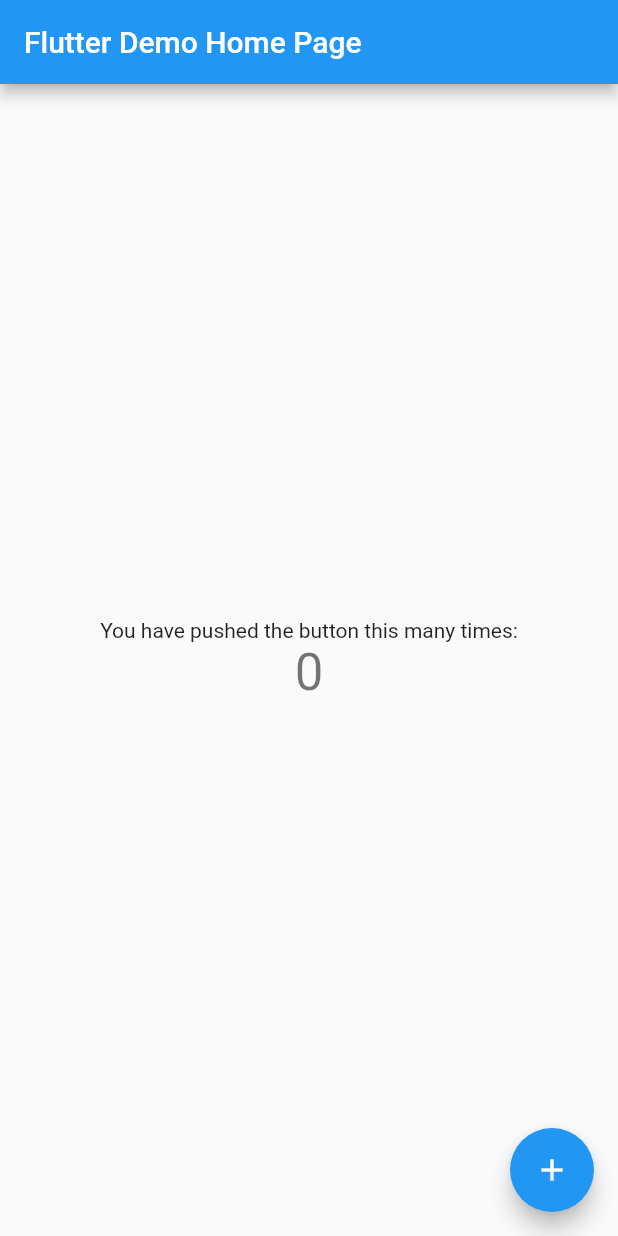
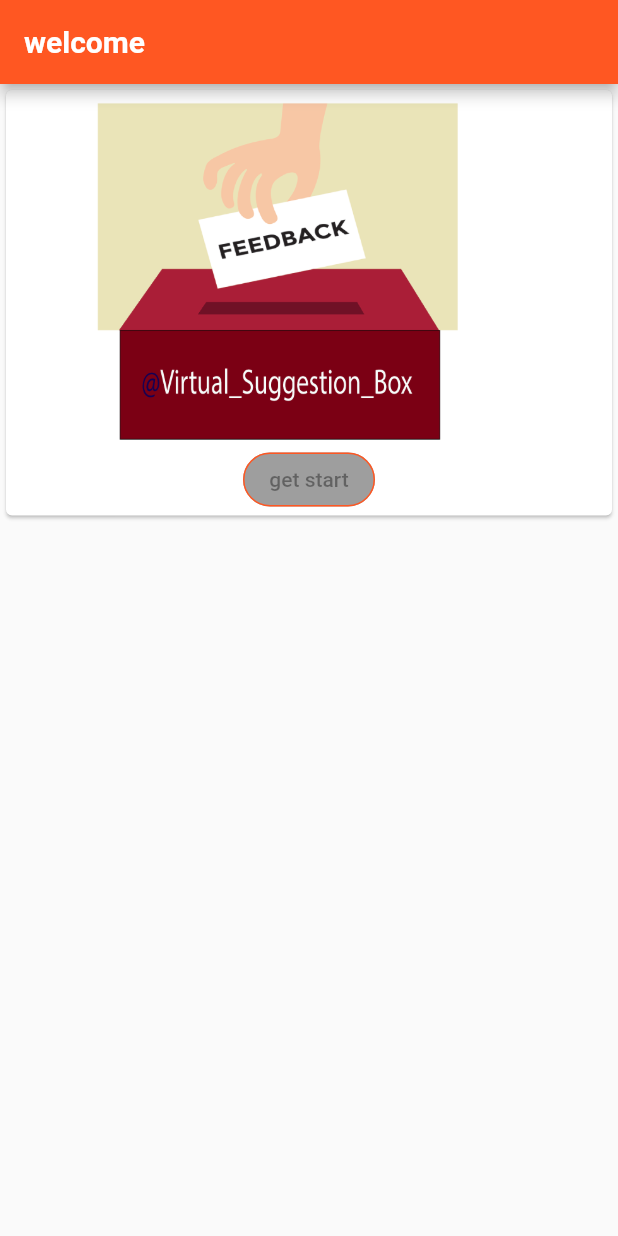
Before and after one commit to team-vitual-suggestion-box/at_virtual_suggestion_box, a Flutter app: the screen it shows after launch, on a phone screen of 412 x 824 dp. Run offline on Flutter 3.47's test engine with Material 2 defaults, Android fonts, the phone set to English and light mode, and no system bars.

Commit message:
landing page
created landing page

```diff
--- a/lib/main.dart
+++ b/lib/main.dart
@@ -1,3 +1,4 @@
+import 'package:at_virtual_suggestion_box/screens/landingScreen.dart';
 import 'package:flutter/material.dart';
 
 void main() {
@@ -5,113 +6,17 @@ void main() {
 }
 
 class MyApp extends StatelessWidget {
-  // This widget is the root of your application.
   @override
   Widget build(BuildContext context) {
     return MaterialApp(
-      title: 'Flutter Demo',
       theme: ThemeData(
-        // This is the theme of your application.
-        //
-        // Try running your application with "flutter run". You'll see the
-        // application has a blue toolbar. Then, without quitting the app, try
-        // changing the primarySwatch below to Colors.green and then invoke
-        // "hot reload" (press "r" in the console where you ran "flutter run",
-        // or simply save your changes to "hot reload" in a Flutter IDE).
-        // Notice that the counter didn't reset back to zero; the application
-        // is not restarted.
-        primarySwatch: Colors.blue,
-        // This makes the visual density adapt to the platform that you run
-        // the app on. For desktop platforms, the controls will be smaller and
-        // closer together (more dense) than on mobile platforms.
+        primarySwatch: Colors.deepOrange,
         visualDensity: VisualDensity.adaptivePlatformDensity,
       ),
-      home: MyHomePage(title: 'Flutter Demo Home Page'),
+      initialRoute:  LandingPage.id,
+      routes: {
+        LandingPage.id: (context) => LandingPage(),
+      },
     );
   }
 }
-
-class MyHomePage extends StatefulWidget {
-  MyHomePage({Key key, this.title}) : super(key: key);
-
-  // This widget is the home page of your application. It is stateful, meaning
-  // that it has a State object (defined below) that contains fields that affect
-  // how it looks.
-
-  // This class is the configuration for the state. It holds the values (in this
-  // case the title) provided by the parent (in this case the App widget) and
-  // used by the build method of the State. Fields in a Widget subclass are
-  // always marked "final".
-
-  final String title;
-
-  @override
-  _MyHomePageState createState() => _MyHomePageState();
-}
-
-class _MyHomePageState extends State<MyHomePage> {
-  int _counter = 0;
-
-  void _incrementCounter() {
-    setState(() {
-      // This call to setState tells the Flutter framework that something has
-      // changed in this State, which causes it to rerun the build method below
-      // so that the display can reflect the updated values. If we changed
-      // _counter without calling setState(), then the build method would not be
-      // called again, and so nothing would appear to happen.
-      _counter++;
-    });
-  }
-
-  @override
-  Widget build(BuildContext context) {
-    // This method is rerun every time setState is called, for instance as done
-    // by the _incrementCounter method above.
-    //
-    // The Flutter framework has been optimized to make rerunning build methods
-    // fast, so that you can just rebuild anything that needs updating rather
-    // than having to individually change instances of widgets.
-    return Scaffold(
-      appBar: AppBar(
-        // Here we take the value from the MyHomePage object that was created by
-        // the App.build method, and use it to set our appbar title.
-        title: Text(widget.title),
-      ),
-      body: Center(
-        // Center is a layout widget. It takes a single child and positions it
-        // in the middle of the parent.
-        child: Column(
-          // Column is also a layout widget. It takes a list of children and
-          // arranges them vertically. By default, it sizes itself to fit its
-          // children horizontally, and tries to be as tall as its parent.
-          //
-          // Invoke "debug painting" (press "p" in the console, choose the
-          // "Toggle Debug Paint" action from the Flutter Inspector in Android
-          // Studio, or the "Toggle Debug Paint" command in Visual Studio Code)
-          // to see the wireframe for each widget.
-          //
-          // Column has various properties to control how it sizes itself and
-          // how it positions its children. Here we use mainAxisAlignment to
-          // center the children vertically; the main axis here is the vertical
-          // axis because Columns are vertical (the cross axis would be
-          // horizontal).
-          mainAxisAlignment: MainAxisAlignment.center,
-          children: <Widget>[
-            Text(
-              'You have pushed the button this many times:',
-            ),
-            Text(
-              '$_counter',
-              style: Theme.of(context).textTheme.headline4,
-            ),
-          ],
-        ),
-      ),
-      floatingActionButton: FloatingActionButton(
-        onPressed: _incrementCounter,
-        tooltip: 'Increment',
-        child: Icon(Icons.add),
-      ), // This trailing comma makes auto-formatting nicer for build methods.
-    );
-  }
-}
--- /dev/null
+++ b/lib/screens/landingScreen.dart
@@ -0,0 +1,54 @@
+import 'dart:ui';
+import 'package:flutter/material.dart';
+
+
+class LandingPage extends StatefulWidget {
+
+  static final String id = 'first';
+
+  @override
+  _LandingPageState createState() => _LandingPageState();
+}
+
+class  _LandingPageState extends State<LandingPage> {
+
+  @override
+  Widget build(BuildContext context) {
+    return Scaffold(
+      appBar: AppBar(
+        title: Text('welcome',
+        style: TextStyle(
+            fontSize: 20,
+            fontWeight: FontWeight.bold
+          ),
+        ),
+      ),
+      body: Column(
+
+          children: <Widget>[
+            Card(
+           color: Colors.white,
+
+           child: Column(
+             children: <Widget>[
+               Container(
+              margin: EdgeInsets.all(0.0),
+              child:  Image.asset('images/sugg.png')
+            ),
+            RaisedButton(
+              child: Text('get start'),
+              onPressed: null,
+              shape: RoundedRectangleBorder(
+              borderRadius: BorderRadius.circular(18.0),
+              side: BorderSide(color: Colors.deepOrange),
+              ),
+              color: Colors.deepOrange,
+            )
+             ],
+           ),
+            ),
+          ],
+      ),
+    );
+  }
+}
```
Also changed, not shown: pubspec.yaml (+6 -15 lines), images/sugg.png (added), 1 other file.
